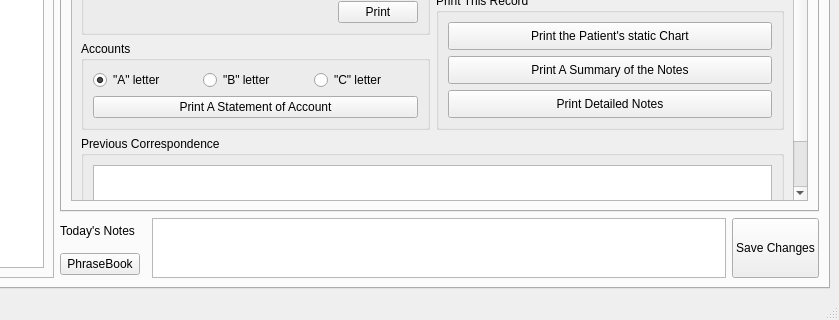
Above: qt-designer/main.ui from rowinggolfer/openmolar1 before the change; both pictures show x 146 to 985 and y 261 to 581 of the 985 by 581 pixel window. Below: the same form after it.
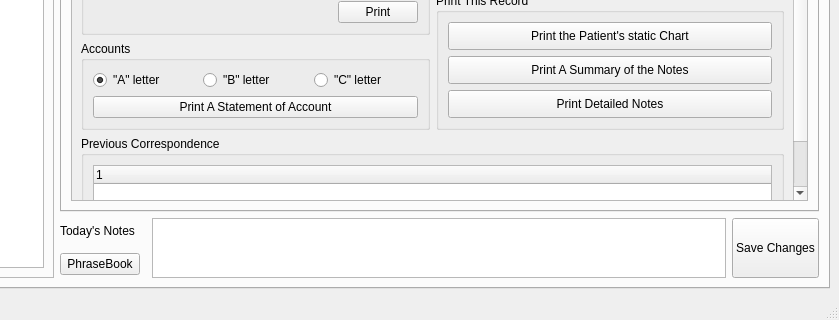
That is the form after the change. The open tabs and pages were chosen to show the change. Icons and pictures are not drawn.

```diff
--- a/qt-designer/main.ui
+++ b/qt-designer/main.ui
@@ -1615,7 +1615,7 @@
                   <property name="geometry" >
                    <rect>
                     <x>0</x>
-                    <y>0</y>
+                    <y>-76</y>
                     <width>717</width>
                     <height>423</height>
                    </rect>
@@ -1893,7 +1893,19 @@
                      </property>
                      <layout class="QHBoxLayout" name="horizontalLayout_16" >
                       <item>
-                       <widget class="QListWidget" name="previousCorrespondence_listWidget" />
+                       <widget class="QTreeWidget" name="previousCorrespondence_treeWidget" >
+                        <property name="alternatingRowColors" >
+                         <bool>true</bool>
+                        </property>
+                        <property name="animated" >
+                         <bool>true</bool>
+                        </property>
+                        <column>
+                         <property name="text" >
+                          <string>1</string>
+                         </property>
+                        </column>
+                       </widget>
                       </item>
                      </layout>
                     </widget>
```
Left out of the diff: 3 changed lines with no effect on the pictures.
